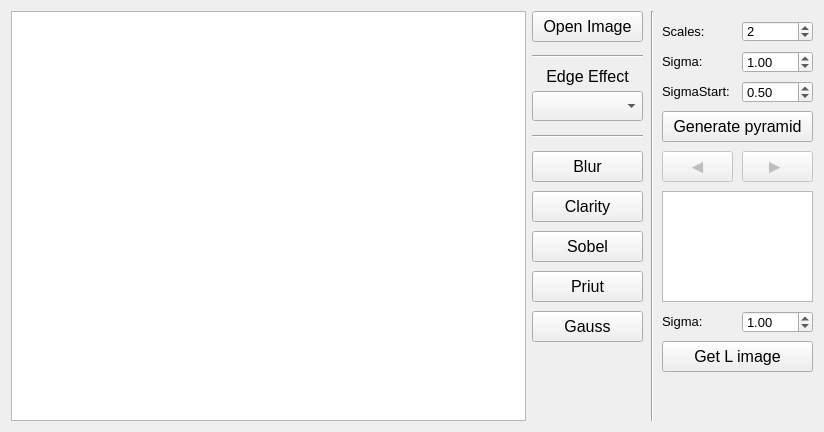
First picture: the form in Gui/mainwindow.ui, repository faystmax/ComputerVision, before the edit.
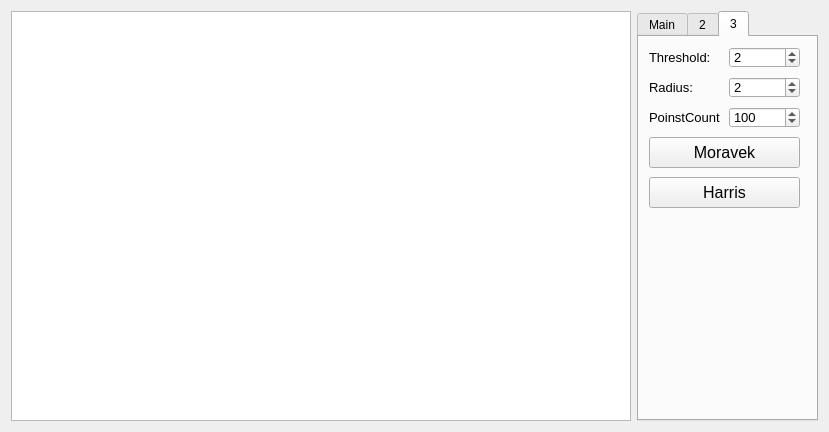
Second picture: the form after the edit. The open tabs and pages were chosen to show the change. Icons and pictures are not drawn.

```diff
--- a/Gui/mainwindow.ui
+++ b/Gui/mainwindow.ui
@@ -6,7 +6,7 @@
    <rect>
     <x>0</x>
     <y>0</y>
-    <width>824</width>
+    <width>829</width>
     <height>432</height>
    </rect>
   </property>
@@ -36,19 +36,26 @@
      </widget>
     </item>
     <item>
-     <widget class="QWidget" name="widget" native="true">
-      <property name="minimumSize">
+     <widget class="QTabWidget" name="tabWidget">
+      <property name="maximumSize">
        <size>
-        <width>281</width>
-        <height>0</height>
+        <width>181</width>
+        <height>16777215</height>
        </size>
       </property>
-      <widget class="QPushButton" name="openImageButton">
+      <property name="currentIndex">
+       <number>0</number>
+      </property>
+      <widget class="QWidget" name="tab">
+       <attribute name="title">
+        <string>Main</string>
+       </attribute>
+       <widget class="QLabel" name="edgeEffectLabel">
        <property name="geometry">
         <rect>
-         <x>0</x>
-         <y>0</y>
-         <width>111</width>
+          <x>10</x>
+          <y>60</y>
+          <width>151</width>
          <height>31</height>
         </rect>
        </property>
@@ -65,9 +72,22 @@
       <widget class="Line" name="line">
        <property name="geometry">
         <rect>
-         <x>0</x>
-         <y>30</y>
-         <width>111</width>
+          <x>10</x>
+          <y>40</y>
+          <width>151</width>
+          <height>31</height>
+         </rect>
+        </property>
+        <property name="orientation">
+         <enum>Qt::Horizontal</enum>
+        </property>
+       </widget>
+       <widget class="Line" name="line_2">
+        <property name="geometry">
+         <rect>
+          <x>10</x>
+          <y>120</y>
+          <width>151</width>
          <height>31</height>
         </rect>
        </property>
@@ -78,9 +98,9 @@
       <widget class="QPushButton" name="blurButton">
        <property name="geometry">
         <rect>
-         <x>0</x>
-         <y>140</y>
-         <width>111</width>
+          <x>10</x>
+          <y>150</y>
+          <width>151</width>
          <height>31</height>
         </rect>
        </property>
@@ -94,12 +114,50 @@
         <string>Blur</string>
        </property>
       </widget>
+       <widget class="QPushButton" name="gaussButton">
+        <property name="geometry">
+         <rect>
+          <x>10</x>
+          <y>310</y>
+          <width>151</width>
+          <height>31</height>
+         </rect>
+        </property>
+        <property name="font">
+         <font>
+          <family>Arial</family>
+          <pointsize>12</pointsize>
+         </font>
+        </property>
+        <property name="text">
+         <string>Gauss</string>
+        </property>
+       </widget>
+       <widget class="QPushButton" name="openImageButton">
+        <property name="geometry">
+         <rect>
+          <x>10</x>
+          <y>10</y>
+          <width>151</width>
+          <height>31</height>
+         </rect>
+        </property>
+        <property name="font">
+         <font>
+          <family>Arial</family>
+          <pointsize>12</pointsize>
+         </font>
+        </property>
+        <property name="text">
+         <string>Open Image</string>
+        </property>
+       </widget>
       <widget class="QPushButton" name="clarityButton">
        <property name="geometry">
         <rect>
-         <x>0</x>
-         <y>180</y>
-         <width>111</width>
+          <x>10</x>
+          <y>190</y>
+          <width>151</width>
          <height>31</height>
         </rect>
        </property>
@@ -113,31 +171,12 @@
         <string>Clarity</string>
        </property>
       </widget>
-      <widget class="QPushButton" name="sobelButton">
-       <property name="geometry">
-        <rect>
-         <x>0</x>
-         <y>220</y>
-         <width>111</width>
-         <height>31</height>
-        </rect>
-       </property>
-       <property name="font">
-        <font>
-         <family>Arial</family>
-         <pointsize>12</pointsize>
-        </font>
-       </property>
-       <property name="text">
-        <string>Sobel</string>
-       </property>
-      </widget>
       <widget class="QComboBox" name="edgeEffectComboBox">
        <property name="geometry">
         <rect>
-         <x>0</x>
-         <y>80</y>
-         <width>111</width>
+          <x>10</x>
+          <y>90</y>
+          <width>151</width>
          <height>30</height>
         </rect>
        </property>
@@ -151,12 +190,12 @@
         <enum>QComboBox::InsertAtTop</enum>
        </property>
       </widget>
-      <widget class="QLabel" name="edgeEffectLabel">
+       <widget class="QPushButton" name="sobelButton">
        <property name="geometry">
         <rect>
-         <x>0</x>
-         <y>50</y>
-         <width>111</width>
+          <x>10</x>
+          <y>230</y>
+          <width>151</width>
          <height>31</height>
         </rect>
        </property>
@@ -167,31 +206,15 @@
         </font>
        </property>
        <property name="text">
-        <string>Edge Effect</string>
-       </property>
-       <property name="alignment">
-        <set>Qt::AlignCenter</set>
-       </property>
-      </widget>
-      <widget class="Line" name="line_2">
-       <property name="geometry">
-        <rect>
-         <x>0</x>
-         <y>110</y>
-         <width>111</width>
-         <height>31</height>
-        </rect>
-       </property>
-       <property name="orientation">
-        <enum>Qt::Horizontal</enum>
+         <string>Sobel</string>
        </property>
       </widget>
       <widget class="QPushButton" name="priutButton">
        <property name="geometry">
         <rect>
-         <x>0</x>
-         <y>260</y>
-         <width>111</width>
+          <x>10</x>
+          <y>270</y>
+          <width>151</width>
          <height>31</height>
         </rect>
        </property>
@@ -205,47 +228,38 @@
         <string>Priut</string>
        </property>
       </widget>
-      <widget class="QPushButton" name="gaussButton">
+      </widget>
+      <widget class="QWidget" name="tab_2">
+       <attribute name="title">
+        <string>2</string>
+       </attribute>
+       <widget class="QDoubleSpinBox" name="sigmaSpinBox">
        <property name="geometry">
         <rect>
-         <x>0</x>
-         <y>300</y>
-         <width>111</width>
-         <height>31</height>
+          <x>90</x>
+          <y>40</y>
+          <width>71</width>
+          <height>22</height>
         </rect>
        </property>
        <property name="font">
         <font>
-         <family>Arial</family>
-         <pointsize>12</pointsize>
-        </font>
-       </property>
-       <property name="text">
-        <string>Gauss</string>
-       </property>
-      </widget>
-      <widget class="Line" name="line_3">
+          <pointsize>10</pointsize>
+         </font>
+        </property>
+        <property name="value">
+         <double>1.000000000000000</double>
+        </property>
+       </widget>
+       <widget class="QLabel" name="label_3">
        <property name="geometry">
         <rect>
-         <x>100</x>
-         <y>0</y>
-         <width>41</width>
-         <height>411</height>
-        </rect>
-       </property>
-       <property name="orientation">
-        <enum>Qt::Vertical</enum>
-       </property>
-      </widget>
-      <widget class="QPushButton" name="pyramidButton">
-       <property name="geometry">
-        <rect>
-         <x>130</x>
-         <y>100</y>
-         <width>151</width>
-         <height>31</height>
-        </rect>
-       </property>
+          <x>10</x>
+          <y>70</y>
+          <width>71</width>
+          <height>21</height>
+         </rect>
+        </property>
        <property name="font">
         <font>
          <family>Arial</family>
@@ -262,7 +276,7 @@
        </property>
        <property name="geometry">
         <rect>
-         <x>130</x>
+          <x>10</x>
          <y>140</y>
          <width>71</width>
          <height>31</height>
@@ -278,51 +292,11 @@
         <string>◄</string>
        </property>
       </widget>
-      <widget class="QPushButton" name="pyramidRightButton">
-       <property name="enabled">
-        <bool>false</bool>
-       </property>
+       <widget class="QDoubleSpinBox" name="sigmaStartSpinBox">
        <property name="geometry">
         <rect>
-         <x>210</x>
-         <y>140</y>
-         <width>71</width>
-         <height>31</height>
-        </rect>
-       </property>
-       <property name="font">
-        <font>
-         <family>Arial</family>
-         <pointsize>14</pointsize>
-        </font>
-       </property>
-       <property name="text">
-        <string>► </string>
-       </property>
-      </widget>
-      <widget class="QSpinBox" name="scalesSpinBox">
-       <property name="geometry">
-        <rect>
-         <x>210</x>
-         <y>10</y>
-         <width>71</width>
-         <height>21</height>
-        </rect>
-       </property>
-       <property name="font">
-        <font>
-         <pointsize>10</pointsize>
-        </font>
-       </property>
-       <property name="value">
-        <number>2</number>
-       </property>
-      </widget>
-      <widget class="QDoubleSpinBox" name="sigmaSpinBox">
-       <property name="geometry">
-        <rect>
-         <x>210</x>
-         <y>40</y>
+          <x>90</x>
+          <y>70</y>
          <width>71</width>
          <height>22</height>
         </rect>
@@ -333,49 +307,13 @@
         </font>
        </property>
        <property name="value">
-        <double>1.000000000000000</double>
-       </property>
-      </widget>
-      <widget class="QLabel" name="label">
-       <property name="geometry">
-        <rect>
-         <x>130</x>
-         <y>10</y>
-         <width>71</width>
-         <height>21</height>
-        </rect>
-       </property>
-       <property name="font">
-        <font>
-         <pointsize>10</pointsize>
-        </font>
-       </property>
-       <property name="text">
-        <string>Scales:</string>
-       </property>
-      </widget>
-      <widget class="QLabel" name="label_2">
-       <property name="geometry">
-        <rect>
-         <x>130</x>
-         <y>40</y>
-         <width>71</width>
-         <height>21</height>
-        </rect>
-       </property>
-       <property name="font">
-        <font>
-         <pointsize>10</pointsize>
-        </font>
-       </property>
-       <property name="text">
-        <string>Sigma:</string>
+         <double>0.500000000000000</double>
        </property>
       </widget>
       <widget class="QTextEdit" name="infoPyramidTextEdit">
        <property name="geometry">
         <rect>
-         <x>130</x>
+          <x>10</x>
          <y>180</y>
          <width>151</width>
          <height>111</height>
@@ -385,46 +323,10 @@
         <bool>true</bool>
        </property>
       </widget>
-      <widget class="QLabel" name="label_3">
-       <property name="geometry">
-        <rect>
-         <x>130</x>
-         <y>70</y>
-         <width>71</width>
-         <height>21</height>
-        </rect>
-       </property>
-       <property name="font">
-        <font>
-         <pointsize>10</pointsize>
-        </font>
-       </property>
-       <property name="text">
-        <string>SigmaStart:</string>
-       </property>
-      </widget>
-      <widget class="QDoubleSpinBox" name="sigmaStartSpinBox">
-       <property name="geometry">
-        <rect>
-         <x>210</x>
-         <y>70</y>
-         <width>71</width>
-         <height>22</height>
-        </rect>
-       </property>
-       <property name="font">
-        <font>
-         <pointsize>10</pointsize>
-        </font>
-       </property>
-       <property name="value">
-        <double>0.500000000000000</double>
-       </property>
-      </widget>
       <widget class="QPushButton" name="generateLImageButton">
        <property name="geometry">
         <rect>
-         <x>130</x>
+          <x>10</x>
          <y>330</y>
          <width>151</width>
          <height>31</height>
@@ -440,13 +342,13 @@
         <string>Get L image</string>
        </property>
       </widget>
-      <widget class="QDoubleSpinBox" name="sigmaLSpinBox">
+       <widget class="QSpinBox" name="scalesSpinBox">
        <property name="geometry">
         <rect>
-         <x>210</x>
-         <y>300</y>
+          <x>90</x>
+          <y>10</y>
          <width>71</width>
-         <height>22</height>
+          <height>21</height>
         </rect>
        </property>
        <property name="font">
@@ -461,7 +363,7 @@
       <widget class="QLabel" name="label_4">
        <property name="geometry">
         <rect>
-         <x>130</x>
+          <x>10</x>
          <y>300</y>
          <width>71</width>
          <height>21</height>
@@ -475,6 +377,259 @@
        <property name="text">
         <string>Sigma:</string>
        </property>
+       </widget>
+       <widget class="QPushButton" name="pyramidButton">
+        <property name="geometry">
+         <rect>
+          <x>10</x>
+          <y>100</y>
+          <width>151</width>
+          <height>31</height>
+         </rect>
+        </property>
+        <property name="font">
+         <font>
+          <family>Arial</family>
+          <pointsize>12</pointsize>
+         </font>
+        </property>
+        <property name="text">
+         <string>Generate pyramid</string>
+        </property>
+       </widget>
+       <widget class="QLabel" name="label">
+        <property name="geometry">
+         <rect>
+          <x>10</x>
+          <y>10</y>
+          <width>71</width>
+          <height>21</height>
+         </rect>
+        </property>
+        <property name="font">
+         <font>
+          <pointsize>10</pointsize>
+         </font>
+        </property>
+        <property name="text">
+         <string>Scales:</string>
+        </property>
+       </widget>
+       <widget class="QPushButton" name="pyramidRightButton">
+        <property name="enabled">
+         <bool>false</bool>
+        </property>
+        <property name="geometry">
+         <rect>
+          <x>90</x>
+          <y>140</y>
+          <width>71</width>
+          <height>31</height>
+         </rect>
+        </property>
+        <property name="font">
+         <font>
+          <family>Arial</family>
+          <pointsize>14</pointsize>
+         </font>
+        </property>
+        <property name="text">
+         <string>► </string>
+        </property>
+       </widget>
+       <widget class="QLabel" name="label_2">
+        <property name="geometry">
+         <rect>
+          <x>10</x>
+          <y>40</y>
+          <width>71</width>
+          <height>21</height>
+         </rect>
+        </property>
+        <property name="font">
+         <font>
+          <pointsize>10</pointsize>
+         </font>
+        </property>
+        <property name="text">
+         <string>Sigma:</string>
+        </property>
+       </widget>
+       <widget class="QDoubleSpinBox" name="sigmaLSpinBox">
+        <property name="geometry">
+         <rect>
+          <x>90</x>
+          <y>300</y>
+          <width>71</width>
+          <height>22</height>
+         </rect>
+        </property>
+        <property name="font">
+         <font>
+          <pointsize>10</pointsize>
+         </font>
+        </property>
+        <property name="value">
+         <double>1.000000000000000</double>
+        </property>
+       </widget>
+      </widget>
+      <widget class="QWidget" name="tab_3">
+       <attribute name="title">
+        <string>3</string>
+       </attribute>
+       <widget class="QLabel" name="label_5">
+        <property name="geometry">
+         <rect>
+          <x>10</x>
+          <y>10</y>
+          <width>71</width>
+          <height>21</height>
+         </rect>
+        </property>
+        <property name="font">
+         <font>
+          <pointsize>10</pointsize>
+         </font>
+        </property>
+        <property name="text">
+         <string>Threshold:</string>
+        </property>
+       </widget>
+       <widget class="QSpinBox" name="ThresholdSpinBox">
+        <property name="geometry">
+         <rect>
+          <x>90</x>
+          <y>10</y>
+          <width>71</width>
+          <height>21</height>
+         </rect>
+        </property>
+        <property name="font">
+         <font>
+          <pointsize>10</pointsize>
+         </font>
+        </property>
+        <property name="maximum">
+         <number>1000</number>
+        </property>
+        <property name="value">
+         <number>2</number>
+        </property>
+       </widget>
+       <widget class="QPushButton" name="moravekButton">
+        <property name="geometry">
+         <rect>
+          <x>10</x>
+          <y>100</y>
+          <width>151</width>
+          <height>31</height>
+         </rect>
+        </property>
+        <property name="font">
+         <font>
+          <family>Arial</family>
+          <pointsize>12</pointsize>
+         </font>
+        </property>
+        <property name="text">
+         <string>Moravek</string>
+        </property>
+       </widget>
+       <widget class="QSpinBox" name="radiusSpinBox">
+        <property name="geometry">
+         <rect>
+          <x>90</x>
+          <y>40</y>
+          <width>71</width>
+          <height>21</height>
+         </rect>
+        </property>
+        <property name="font">
+         <font>
+          <pointsize>10</pointsize>
+         </font>
+        </property>
+        <property name="value">
+         <number>2</number>
+        </property>
+       </widget>
+       <widget class="QLabel" name="label_6">
+        <property name="geometry">
+         <rect>
+          <x>10</x>
+          <y>40</y>
+          <width>71</width>
+          <height>21</height>
+         </rect>
+        </property>
+        <property name="font">
+         <font>
+          <pointsize>10</pointsize>
+         </font>
+        </property>
+        <property name="text">
+         <string>Radius:</string>
+        </property>
+       </widget>
+       <widget class="QLabel" name="label_7">
+        <property name="geometry">
+         <rect>
+          <x>10</x>
+          <y>70</y>
+          <width>71</width>
+          <height>21</height>
+         </rect>
+        </property>
+        <property name="font">
+         <font>
+          <pointsize>10</pointsize>
+         </font>
+        </property>
+        <property name="text">
+         <string>PoinstCount:</string>
+        </property>
+       </widget>
+       <widget class="QSpinBox" name="pointsCountSpinBox">
+        <property name="geometry">
+         <rect>
+          <x>90</x>
+          <y>70</y>
+          <width>71</width>
+          <height>21</height>
+         </rect>
+        </property>
+        <property name="font">
+         <font>
+          <pointsize>10</pointsize>
+         </font>
+        </property>
+        <property name="maximum">
+         <number>10000</number>
+        </property>
+        <property name="value">
+         <number>100</number>
+        </property>
+       </widget>
+       <widget class="QPushButton" name="harrisButton">
+        <property name="geometry">
+         <rect>
+          <x>10</x>
+          <y>140</y>
+          <width>151</width>
+          <height>31</height>
+         </rect>
+        </property>
+        <property name="font">
+         <font>
+          <family>Arial</family>
+          <pointsize>12</pointsize>
+         </font>
+        </property>
+        <property name="text">
+         <string>Harris</string>
+        </property>
+       </widget>
       </widget>
      </widget>
     </item>
```
Left out of the diff: 12 changed lines with no effect on the pictures. Lines whose indentation alone changed are shown as unchanged.
